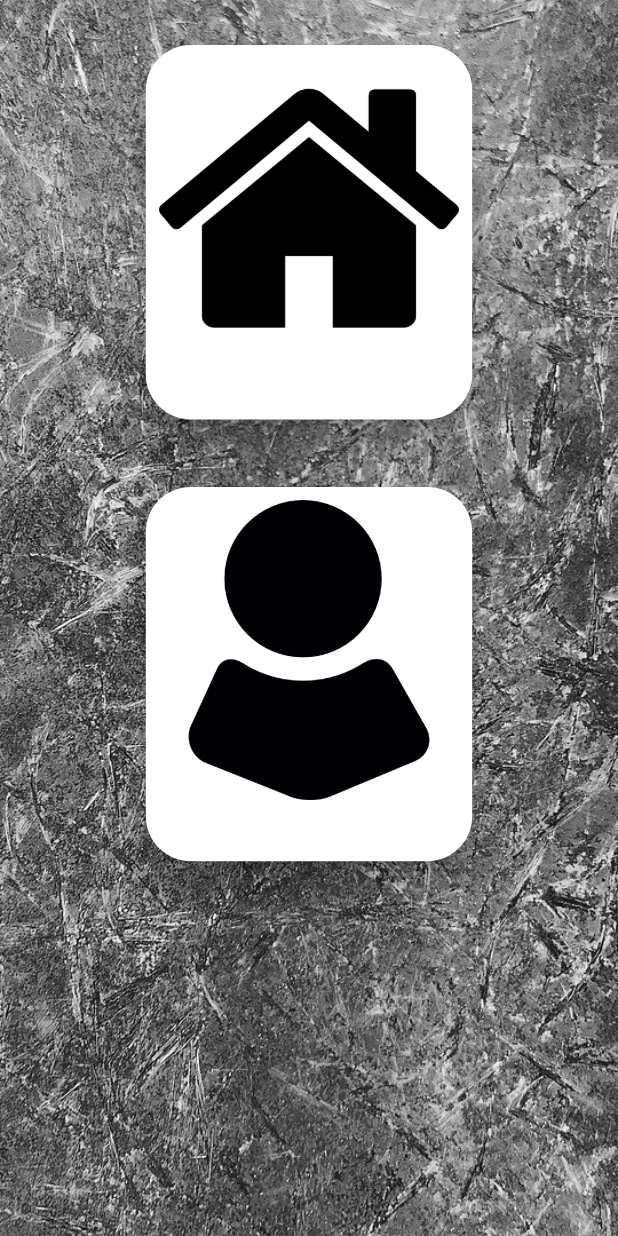
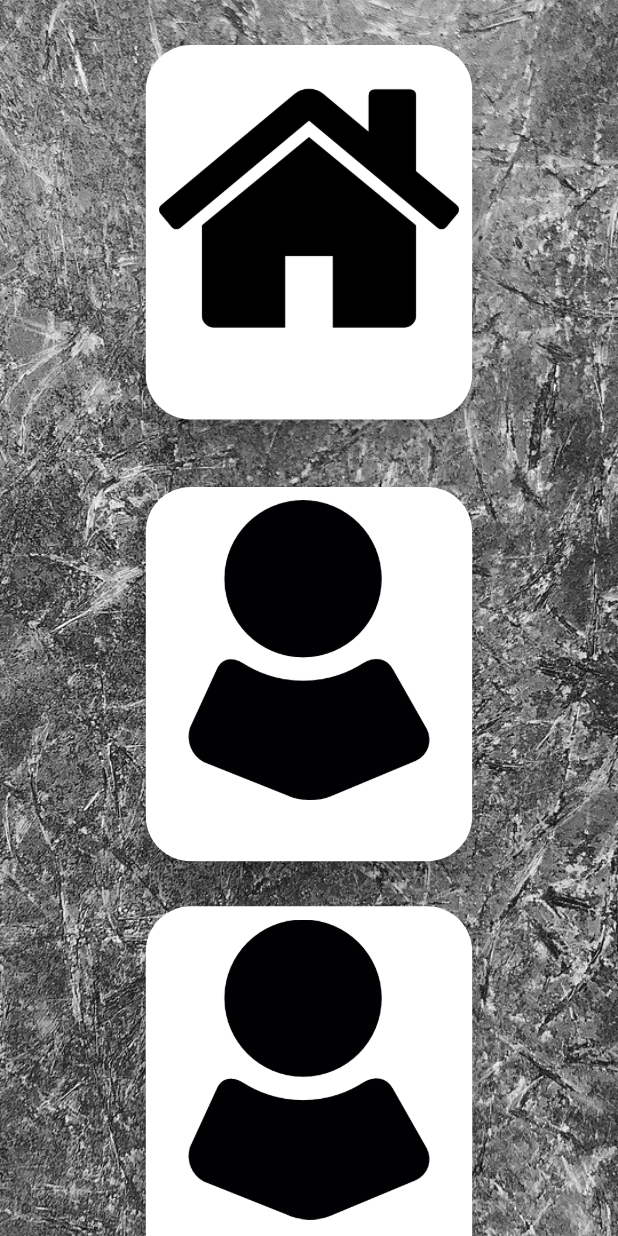
Before and after one commit to Curipoma/alquinet, a Flutter app: the CustomerTracking widget shown alone on an empty page, opened directly, on a phone screen of 412 x 824 dp. Run offline on Flutter 3.47's test engine with Material 2 defaults, Android fonts, the phone set to English and light mode, and no system bars; our stand-ins replace card_swiper, flutter_rating_bar, google_fonts; missing offline and left inert: comment_box; network calls fail.

```diff
--- a/lib/main.dart
+++ b/lib/main.dart
@@ -14,9 +14,7 @@ class MyApp extends StatefulWidget {
 
 class _MyAppState extends State<MyApp> {
   bool stateMode = false;
-  void changeMode() => setState(() {
-        stateMode = !stateMode;
-      });
+  void changeMode() => setState(() => stateMode = !stateMode);
 
   @override
   Widget build(BuildContext context) {
--- a/lib/routes/app_routes.dart
+++ b/lib/routes/app_routes.dart
@@ -53,6 +53,12 @@ class MyRoutes {
       screen: const TerminosScreen(),
       icon: Icons.auto_stories_outlined,
     ),
+    MenuOpction(
+      route: 'coments',
+      name: 'Coments',
+      screen: const ComentScreen(),
+      icon: Icons.auto_stories_outlined,
+    ),
   ];
   static Map<String, Widget Function(BuildContext)> getAppRoutes() {
     Map<String, Widget Function(BuildContext)> appRoutes = {};
--- a/lib/screens/home_screen.dart
+++ b/lib/screens/home_screen.dart
@@ -204,5 +204,4 @@ class _HomeScreenState extends State<HomeScreen>
       ),
     );
   }
-
 }
--- a/lib/screens/screens.dart
+++ b/lib/screens/screens.dart
@@ -15,3 +15,4 @@ export 'package:alquinet/routes/model/menu_opction.dart';
 export 'package:alquinet/contratos/screens/menu_option_screen.dart';
 export 'package:alquinet/contratos/screens/screens.dart';
 export 'package:alquinet/seguimiento/screens/customer_tracking_screen.dart';
+export 'package:alquinet/seguimiento/screens/coment_screen.dart';
--- a/lib/seguimiento/screens/casas_screen.dart
+++ b/lib/seguimiento/screens/casas_screen.dart
@@ -8,8 +8,7 @@ class CasasScreen extends StatelessWidget {
   Widget build(BuildContext context) {
     return Scaffold(
       appBar: AppBar(
-        backgroundColor: Colors.indigo[900],
-        title: const Text('Arrendadores'),
+        title: Text('Arrendadores', style: Theme.of(context).textTheme.bodyText1),
         ),
       body: Container(
       width: MediaQuery.of(context).size.width,
--- a/lib/seguimiento/screens/customer_tracking_screen.dart
+++ b/lib/seguimiento/screens/customer_tracking_screen.dart
@@ -1,3 +1,4 @@
+import 'package:alquinet/screens/screens.dart';
 import 'package:alquinet/seguimiento/screens/casas_screen.dart';
 import 'package:alquinet/seguimiento/screens/inquilinos_screen.dart';
 import 'package:flutter/material.dart';
@@ -16,9 +17,10 @@ class CustomerTracking extends StatelessWidget {
           fit: BoxFit.cover,
         ),
       ),
-      child: Column(
-        children: [
-          Card(
+      child: SingleChildScrollView(
+        child: Column(
+          children: [
+            Card(
               shape: RoundedRectangleBorder(
                   borderRadius: BorderRadius.circular(30)),
               margin: const EdgeInsets.all(30),
@@ -38,19 +40,22 @@ class CustomerTracking extends StatelessWidget {
                     child: Column(
                       children: <Widget>[
                         const Image(
-                          image: AssetImage('assets/images/seguimiento_casa.png'),
+                          image:
+                              AssetImage('assets/images/seguimiento_casa.png'),
                           width: 200,
                         ),
                         Container(
                           padding: const EdgeInsets.all(8),
-                          child: const Text('Arrendadores',style: TextStyle(fontWeight: FontWeight.bold)),
+                          child: const Text('Arrendadores',
+                              style: TextStyle(fontWeight: FontWeight.bold)),
                         ),
                       ],
                     ),
                   ),
                 ),
-              )),
-          Card(
+              ),
+            ),
+            Card(
               shape: RoundedRectangleBorder(
                   borderRadius: BorderRadius.circular(30)),
               margin: const EdgeInsets.all(15),
@@ -70,19 +75,58 @@ class CustomerTracking extends StatelessWidget {
                     child: Column(
                       children: <Widget>[
                         const Image(
-                          image: AssetImage('assets/images/seguimiento_inquilino.png'),
+                          image: AssetImage(
+                              'assets/images/seguimiento_inquilino.png'),
                           width: 200,
                         ),
                         Container(
                           padding: const EdgeInsets.all(8),
-                          child: const Text('Arrendatarios',style: TextStyle(fontWeight: FontWeight.bold)),
+                          child: const Text('Arrendatarios',
+                              style: TextStyle(fontWeight: FontWeight.bold)),
                         ),
                       ],
                     ),
                   ),
                 ),
-              ))
-        ],
+              ),
+            ),
+            Card(
+              shape: RoundedRectangleBorder(
+                  borderRadius: BorderRadius.circular(30)),
+              margin: const EdgeInsets.all(15),
+              elevation: 10,
+              child: ClipRRect(
+                borderRadius: BorderRadius.circular(50),
+                child: InkWell(
+                  onTap: () {
+                    Navigator.push(
+                        context,
+                        MaterialPageRoute(
+                          builder: (context) => const ComentScreen(),
+                        ));
+                  },
+                  child: Padding(
+                    padding: const EdgeInsets.all(8.8),
+                    child: Column(
+                      children: <Widget>[
+                        const Image(
+                          image: AssetImage(
+                              'assets/images/seguimiento_inquilino.png'),
+                          width: 200,
+                        ),
+                        Container(
+                          padding: const EdgeInsets.all(8),
+                          child: const Text('Comentarios',
+                              style: TextStyle(fontWeight: FontWeight.bold)),
+                        ),
+                      ],
+                    ),
+                  ),
+                ),
+              ),
+            ),
+          ],
+        ),
       ),
     );
   }
--- a/lib/seguimiento/screens/inquilinos_screen.dart
+++ b/lib/seguimiento/screens/inquilinos_screen.dart
@@ -8,8 +8,8 @@ class InquilinosScreen extends StatelessWidget {
   Widget build(BuildContext context) {
     return Scaffold(
       appBar: AppBar(
-        backgroundColor: Colors.indigo[900],
-        title: const Text('Arrendatarios'),
+        title:
+            Text('Arrendatarios', style: Theme.of(context).textTheme.bodyText1),
       ),
       body: Column(
         children: [
```
Also changed, not shown: lib/contratos/screens/comprobante_screen.dart (+2 -6 lines), lib/contratos/screens/home_screen_contratos.dart (+3 -5 lines), lib/contratos/screens/lista_precios_screen.dart (+2 -12 lines), lib/contratos/screens/menu_option_screen.dart (+6 -4 lines), lib/seguimiento/screens/coment_screen.dart (+36 -35 lines).
